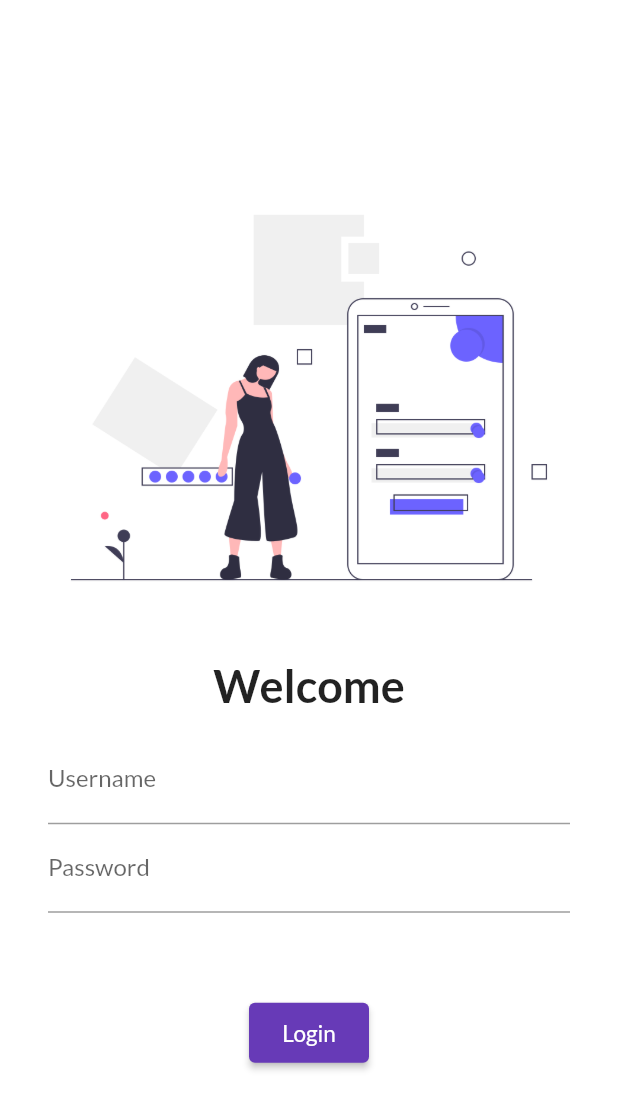
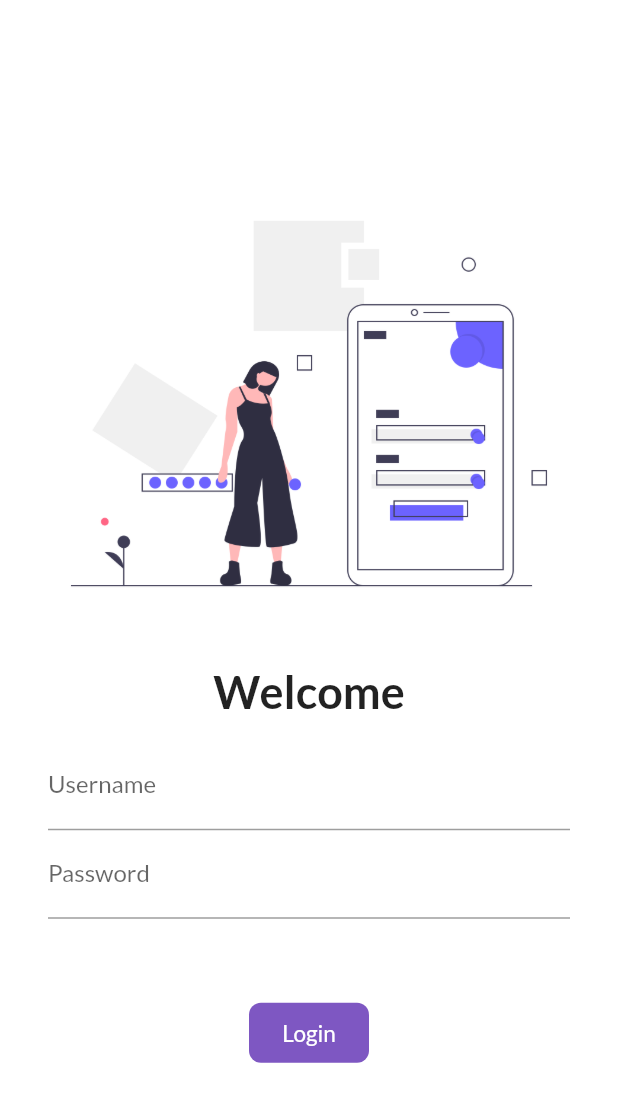
Before and after one commit to Abhishekkr3003/Catalog-App, a Flutter app: the screen it shows after launch, on a phone screen of 412 x 824 dp. Shown: the top 1110 px of the screen. Run offline on Flutter 3.47's test engine with Material 2 defaults, Android fonts, the phone set to English and light mode, and no system bars; our stand-ins replace google_fonts.

Commit message:
complete day6

```diff
--- a/lib/pages/loginPage.dart
+++ b/lib/pages/loginPage.dart
@@ -1,7 +1,14 @@
 import 'package:flutter/material.dart';
 import 'package:flutter_catalog/utils/routes.dart';
 
-class LoginPage extends StatelessWidget {
+class LoginPage extends StatefulWidget {
+  @override
+  _LoginPageState createState() => _LoginPageState();
+}
+
+class _LoginPageState extends State<LoginPage> {
+  String name = "";
+  bool forAnimation = false;
   @override
   Widget build(BuildContext context) {
     return Material(
@@ -18,7 +25,7 @@ class LoginPage extends StatelessWidget {
                 height: 20.0,
               ),
               Text(
-                "Welcome",
+                name == "" ? "Welcome" : "Welcome, $name",
                 style: TextStyle(fontWeight: FontWeight.bold, fontSize: 30),
               ),
               Padding(
@@ -29,6 +36,10 @@ class LoginPage extends StatelessWidget {
                     TextFormField(
                       decoration: InputDecoration(
                           hintText: "Enter Username", labelText: "Username"),
+                      onChanged: (value) {
+                        name = value;
+                        setState(() {});
+                      },
                     ),
                     TextFormField(
                       obscureText: true,
@@ -41,15 +52,43 @@ class LoginPage extends StatelessWidget {
               SizedBox(
                 height: 40.0,
               ),
-              ElevatedButton(
-                  child: Text(
-                    "Login",
-                    style: TextStyle(fontSize: 15),
-                  ),
-                  style: TextButton.styleFrom(minimumSize: Size(80, 40)),
-                  onPressed: () {
-                    Navigator.pushNamed(context, MyRoutes.homePage);
-                  }),
+              InkWell(
+                onTap: () async {
+                  forAnimation = true;
+                  setState(() {});
+
+                  await Future.delayed(Duration(seconds: 1));
+                  Navigator.pushNamed(context, MyRoutes.homePage);
+                },
+                child: AnimatedContainer(
+                  duration: Duration(seconds: 1),
+                  alignment: Alignment.center,
+                  child: forAnimation
+                      ? Icon(
+                          Icons.done,
+                          color: Colors.white,
+                        )
+                      : Text(
+                          "Login",
+                          style: TextStyle(color: Colors.white, fontSize: 15),
+                        ),
+                  width: forAnimation ? 40 : 80,
+                  height: 40,
+                  decoration: BoxDecoration(
+                      color: Colors.deepPurple.shade400,
+                      borderRadius:
+                          BorderRadius.circular(forAnimation ? 40 : 8)),
+                ),
+              )
+              // ElevatedButton(
+              //     child: Text(
+              //       "Login",
+              //       style: TextStyle(fontSize: 15),
+              //     ),
+              //     style: TextButton.styleFrom(minimumSize: Size(80, 40)),
+              //     onPressed: () {
+              //       Navigator.pushNamed(context, MyRoutes.homePage);
+              //     }),
             ],
           ),
         ),
```
